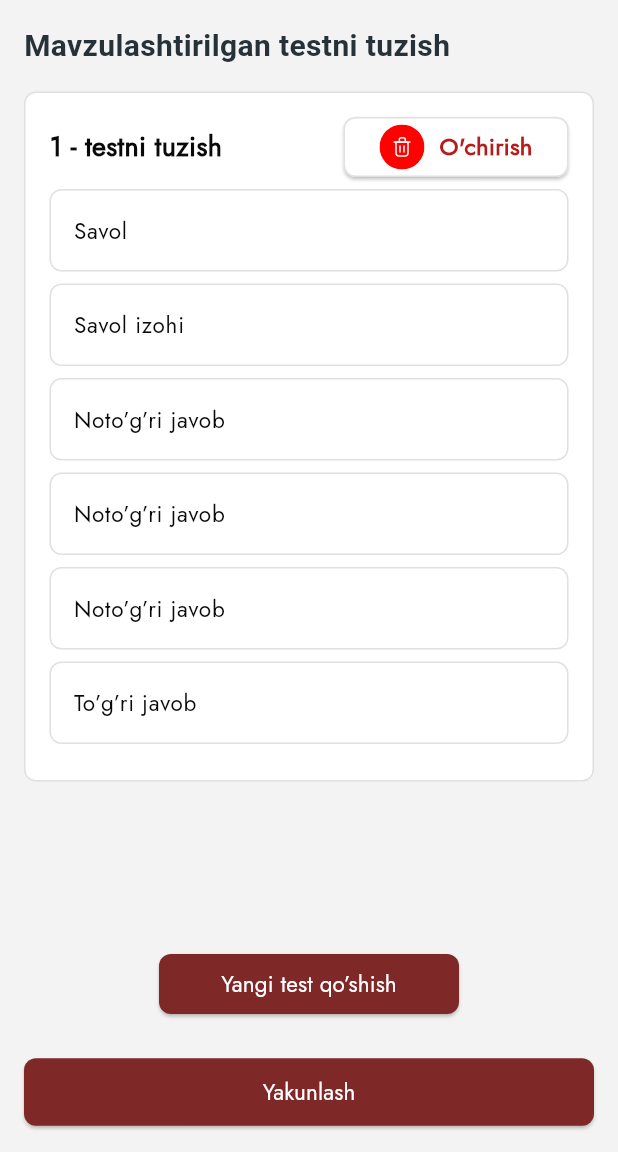
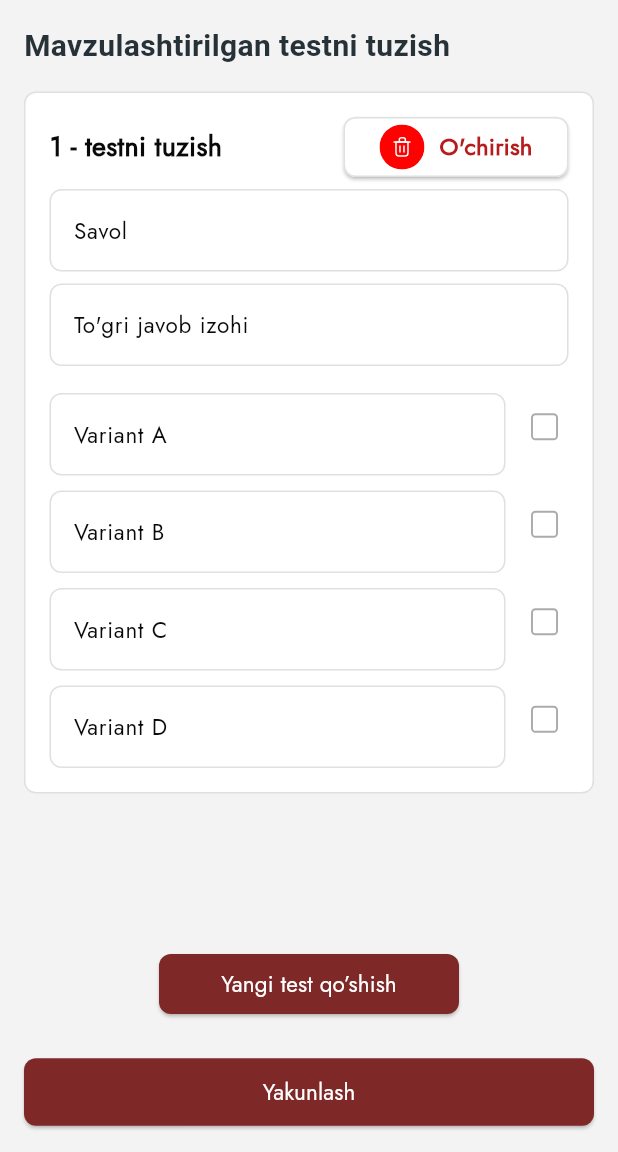
Before and after one commit to abdurasulov1441/e-profilaktika, a Flutter app: the QuizzAddPage screen opened by its route, after a tap on "Yakunlash", on a phone screen of 412 x 824 dp, the part 84-1236 px from its top. Run offline on Flutter 3.47's test engine with Material 3 defaults, Android fonts, the phone set to English and light mode, and no system bars; our stand-ins replace calendar_date_picker2, dio, easy_localization, elegant_notification, flutter_svg, go_router and 3 more; missing offline and left inert: bitsdojo_window, one_clock, progress_bar_chart; accounts and stored records are empty; network calls fail.

Commit message:
civil page upgrade taxi select

```diff
--- a/lib/common/helpers/request_helper.dart
+++ b/lib/common/helpers/request_helper.dart
@@ -95,8 +95,6 @@ final class RequestHelper {
       if (response.statusCode == 401 || response.statusCode == 400) {
         print(response.data);
 
-        await refreshAccessToken();
-        router.go(Routes.loginPage);
         return getWithAuth(path);
       }
       if (log) {
@@ -113,7 +111,6 @@ final class RequestHelper {
         logMethod(jsonEncode(response.data));
       }
 
-      response.data['statusCode'] = response.statusCode;
       return response.data;
     } on DioException catch (e, s) {
       logger.d([
@@ -381,7 +378,7 @@ final class RequestHelper {
       throw UnauthorizedException();
     }
 
-    final url = 'http://10.100.26.3:4000/api/v1/auth/refresh';
+    final url = 'http://10.100.26.3:8080/api/v1/auth/refresh';
 
     final headers = {
       'Content-Type': 'application/json',
--- a/lib/pages/create_page/quiz_add.dart
+++ b/lib/pages/create_page/quiz_add.dart
@@ -60,7 +60,7 @@ class _QuizzAddPageState extends State<QuizzAddPage> {
           "answers": question["answers"]
         };
 
-        await requestHelper.postWithAuth('/api/v1/questions/', body);
+        await requestHelper.postWithAuth('/api/v1/questions/', body, log: true);
       }
 
       ScaffoldMessenger.of(context).showSnackBar(
@@ -182,6 +182,7 @@ class _QuestionWidgetState extends State<QuestionWidget> {
   final TextEditingController _descriptionController = TextEditingController();
   final List<TextEditingController> _answerControllers =
       List.generate(4, (_) => TextEditingController());
+  final List<bool> _isCorrect = [false, false, false, false];
 
   @override
   void dispose() {
@@ -197,13 +198,20 @@ class _QuestionWidgetState extends State<QuestionWidget> {
     widget.onUpdate({
       "question_text": _questionController.text,
       "description": _descriptionController.text,
-      "answers": [
-        {"text": _answerControllers[0].text, "is_correct": false},
-        {"text": _answerControllers[1].text, "is_correct": false},
-        {"text": _answerControllers[2].text, "is_correct": false},
-        {"text": _answerControllers[3].text, "is_correct": true},
-      ]
+      "answers": List.generate(4, (index) {
+        return {
+          "text": _answerControllers[index].text,
+          "is_correct": _isCorrect[index],
+        };
+      }),
     });
+  }
+
+  void _updateIsCorrect(int index, bool value) {
+    setState(() {
+      _isCorrect[index] = value;
+    });
+    _notifyParent();
   }
 
   @override
@@ -246,16 +254,15 @@ class _QuestionWidgetState extends State<QuestionWidget> {
                         width: 30,
                         height: 30,
                       ),
-                        SizedBox(
-                          width: 10,
-                        ),
+                      const SizedBox(width: 10),
                       Text('O\'chirish',
                           style: AppStyle.fontStyle.copyWith(
                               color: Colors.red[900]!,
                               fontSize: 16,
                               fontWeight: FontWeight.bold)),
                     ],
-                    )),
+                  ),
+                ),
               ),
             ],
           ),
@@ -284,7 +291,7 @@ class _QuestionWidgetState extends State<QuestionWidget> {
             onChanged: (_) => _notifyParent(),
             decoration: InputDecoration(
               labelStyle: AppStyle.fontStyle,
-              labelText: 'Savol izohi',
+              labelText: 'To\'gri javob izohi',
               enabledBorder: OutlineInputBorder(
                 borderSide: BorderSide(color: Colors.grey[300]!),
                 borderRadius: BorderRadius.circular(8),
@@ -297,15 +304,20 @@ class _QuestionWidgetState extends State<QuestionWidget> {
           ),
           const SizedBox(height: 8),
           ...List.generate(4, (index) {
-            return Padding(
-              padding: const EdgeInsets.only(bottom: 8.0),
+            final labels = ['A', 'B', 'C', 'D']; // Массив с буквами
+            return Row(
+              children: [
+                Expanded(
+                  child: Container(
+                    padding: const EdgeInsets.only(top: 10),
                     child: TextField(
                       style: AppStyle.fontStyle,
                       controller: _answerControllers[index],
                       onChanged: (_) => _notifyParent(),
                       decoration: InputDecoration(
                         labelStyle: AppStyle.fontStyle,
-                  labelText: index == 3 ? 'To’g’ri javob' : 'Noto’g’ri javob',
+                        labelText:
+                            'Variant ${labels[index]}', // Используем буквы вместо номеров
                         enabledBorder: OutlineInputBorder(
                           borderSide: BorderSide(color: Colors.grey[300]!),
                           borderRadius: BorderRadius.circular(8),
@@ -316,6 +328,16 @@ class _QuestionWidgetState extends State<QuestionWidget> {
                         ),
                       ),
                     ),
+                  ),
+                ),
+                const SizedBox(width: 10),
+                Checkbox(
+                  value: _isCorrect[index],
+                  onChanged: (value) {
+                    _updateIsCorrect(index, value ?? false);
+                  },
+                ),
+              ],
             );
           }),
         ],
--- a/lib/pages/main_page/main_page.dart
+++ b/lib/pages/main_page/main_page.dart
@@ -20,9 +20,6 @@ class _MainPageState extends State<MainPage> {
         await requestHelper.getWithAuth('/api/v1/lectures/', log: true);
 
     final List<dynamic> lectures = response['data'];
-    if (response['statusCode'] != 200) {
-      router.go(Routes.loginPage);
-    }
 
     return groupLecturesByMonth(lectures);
   }
```
Also changed, not shown: lib/pages/auth/login_screen.dart (+8 -4 lines), lib/common/utils/constants.dart (line endings or trailing spaces), 1 other file. Lines whose indentation alone changed are shown as unchanged.
